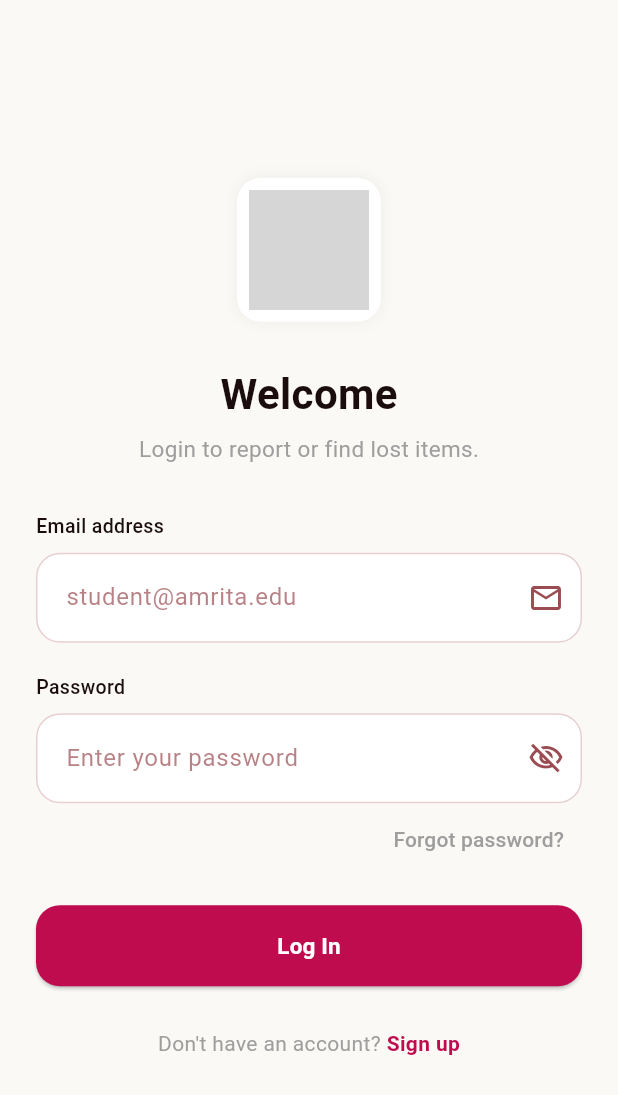
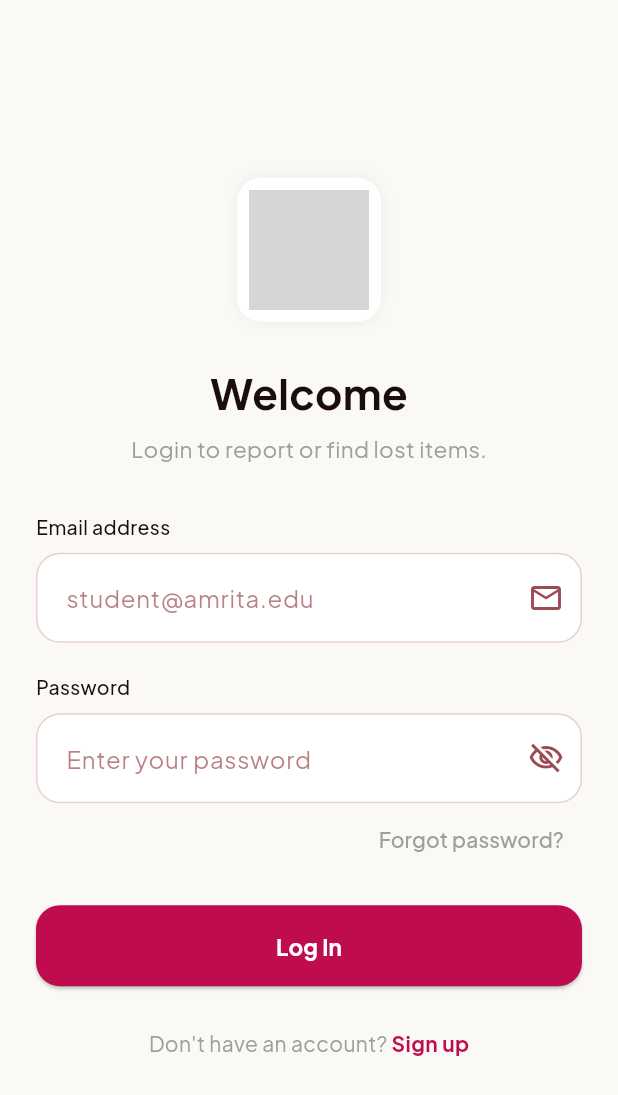
Before and after one commit to SarvanthiSivaraj/AmritaFind, a Flutter app: the screen it shows after launch, after a tap on the "add" icon, on a phone screen of 412 x 824 dp. Shown: the top 1095 px of the screen. Run offline on Flutter 3.47's test engine with Material 3 defaults, Android fonts, the phone set to English and light mode, and no system bars; our stand-ins replace cloud_firestore, firebase_auth, firebase_core, firebase_storage, flutter_dotenv, google_fonts and 1 more; missing offline and left inert: cloudinary_public; accounts and stored records are empty; network calls fail; grey boxes are pictures that could not be loaded.

Commit message:
font changed

```diff
--- a/LostAndFound/lib/main.dart
+++ b/LostAndFound/lib/main.dart
@@ -1,4 +1,5 @@
 import 'package:flutter/material.dart';
+import 'package:google_fonts/google_fonts.dart';
 import 'package:flutter_dotenv/flutter_dotenv.dart';
 import 'package:firebase_core/firebase_core.dart';
 
@@ -29,9 +30,9 @@ class MyApp extends StatelessWidget {
       title: 'AmritaFind',
       debugShowCheckedModeBanner: false,
       theme: ThemeData(
-        fontFamily: 'Plus Jakarta Sans',
         primaryColor: const Color(0xFFBF0C4F),
         colorScheme: ColorScheme.fromSeed(seedColor: const Color(0xFFBF0C4F)),
+        textTheme: GoogleFonts.plusJakartaSansTextTheme(),
         useMaterial3: true,
       ),
 
--- a/LostAndFound/lib/pages/app_shell.dart
+++ b/LostAndFound/lib/pages/app_shell.dart
@@ -46,10 +46,10 @@ class _AppShellState extends State<AppShell> {
         unselectedItemColor: Colors.grey,
         type: BottomNavigationBarType.fixed,
         items: const [
-          BottomNavigationBarItem(icon: Icon(Icons.home), label: 'Home'),
-          BottomNavigationBarItem(icon: Icon(Icons.support_agent), label: 'Chatbot'),
-          BottomNavigationBarItem(icon: Icon(Icons.message), label: 'Messages'),
-          BottomNavigationBarItem(icon: Icon(Icons.person), label: 'Profile'),
+          BottomNavigationBarItem(icon: Icon(Icons.home), label: ''),
+          BottomNavigationBarItem(icon: Icon(Icons.support_agent), label: ''),
+          BottomNavigationBarItem(icon: Icon(Icons.message), label: ''),
+          BottomNavigationBarItem(icon: Icon(Icons.person), label: ''),
         ],
         onTap: _onTap,
       ),
--- a/LostAndFound/lib/pages/home_page.dart
+++ b/LostAndFound/lib/pages/home_page.dart
@@ -1,4 +1,5 @@
 import 'package:flutter/material.dart';
+import 'package:google_fonts/google_fonts.dart';
 import 'package:cloud_firestore/cloud_firestore.dart';
 
 import 'post_item_form_page.dart';
@@ -157,15 +158,35 @@ class _HomePageFeedState extends State<HomePageFeed> {
         backgroundColor: kBackgroundLight,
         elevation: 0,
         title: Row(
-          children: const [
-            Icon(Icons.school, color: kPrimary, size: 28),
-            SizedBox(width: 8),
-            Expanded(
+          children: [
+            Container(
+              width: 40,
+              height: 40,
+              decoration: BoxDecoration(
+                shape: BoxShape.circle,
+                color: Colors.white,
+                border: Border.all(color: kPrimary.withOpacity(0.12)),
+                boxShadow: const [BoxShadow(color: Colors.black12, blurRadius: 4, offset: Offset(0, 2))],
+              ),
+              child: ClipOval(
+                child: Image.network(
+                        'https://img.jagranjosh.com/images/2024/May/852024/Logo2.wsmf.png',
+                  fit: BoxFit.cover,
+                  width: 40,
+                  height: 40,
+                  errorBuilder: (_, __, ___) => const Center(child: Icon(Icons.person, color: kPrimary, size: 18)),
+                ),
+              ),
+            ),
+
+            const SizedBox(width: 8),
+            const Expanded(
               child: Text(
-                "Lost & Found",
+                "AmritaFind",
                 style: TextStyle(
                   color: Colors.black,
                   fontWeight: FontWeight.bold,
+                  fontSize: 25,
                 ),
                 overflow: TextOverflow.ellipsis,
                 maxLines: 1,
@@ -368,7 +389,7 @@ class _HomePageFeedState extends State<HomePageFeed> {
                     Expanded(
                       child: Text(
                         title,
-                        style: const TextStyle(
+                        style: GoogleFonts.plusJakartaSans(
                           fontSize: 18,
                           fontWeight: FontWeight.bold,
                         ),
--- a/LostAndFound/pubspec.yaml
+++ b/LostAndFound/pubspec.yaml
@@ -45,6 +45,7 @@ dependencies:
   firebase_storage: ^12.4.10
   image_picker: ^1.2.1
   image_picker_for_web: ^3.1.1
+  google_fonts: ^4.0.3
 
 dev_dependencies:
   flutter_test:
```
Also changed, not shown: LostAndFound/pubspec.lock, 1 other file.
